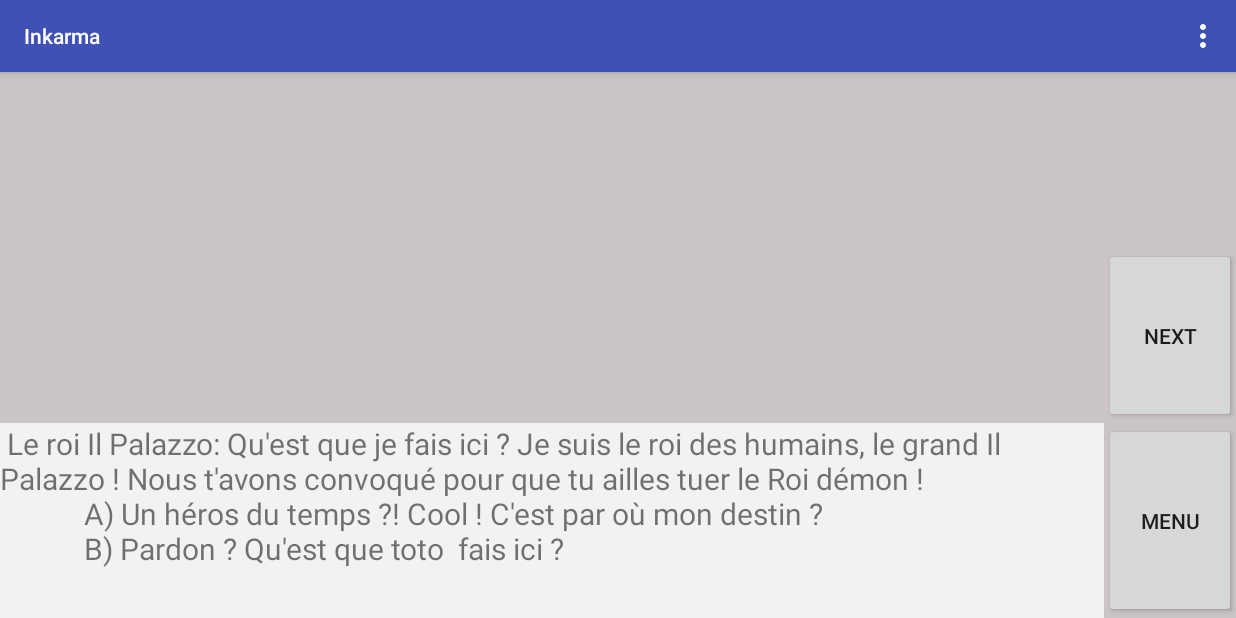
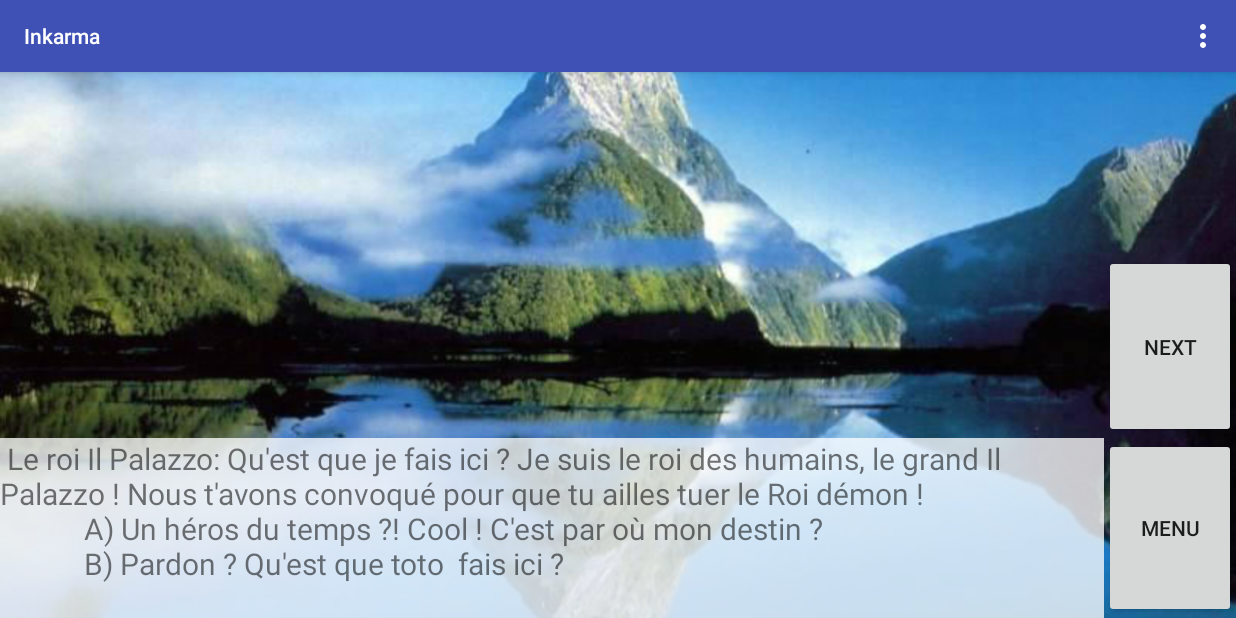
Before and after one commit to mmmaxou/Application-Histoire-Interactive, an Android app: the screen it shows after launch (MainActivity), on a phone screen of 824 x 412 dp (held sideways). Run offline under Robolectric (Android 15) with nearby library versions, the light colour scheme and no system bars.

Commit message:
modifs image

```diff
--- a/Inkarma/app/src/main/java/com/example/maximilienpluchard/inkarma/MainActivity.java
+++ b/Inkarma/app/src/main/java/com/example/maximilienpluchard/inkarma/MainActivity.java
@@ -117,6 +117,7 @@ public class MainActivity extends AppCompatActivity {
 
     }
 
+    // Button Next
     public void onClick3(View view){
         setFrame(frame.id + 1);
     }
--- a/Inkarma/app/src/main/res/layout/activity_main.xml
+++ b/Inkarma/app/src/main/res/layout/activity_main.xml
@@ -1,5 +1,5 @@
 <?xml version="1.0" encoding="utf-8"?>
-<LinearLayout
+<FrameLayout
     xmlns:android="http://schemas.android.com/apk/res/android"
     xmlns:app="http://schemas.android.com/apk/res-auto"
     xmlns:tools="http://schemas.android.com/tools"
@@ -11,12 +11,25 @@
     android:weightSum="1"
     android:background="#cac4c4">
 
+    <ImageView
+        android:layout_width="match_parent"
+        android:layout_height="match_parent"
+        app:srcCompat="@drawable/frame1"
+        android:id="@+id/imageView"
+        android:layout_weight="2"
+        android:scaleType="centerCrop" />
+
+    <LinearLayout
+        android:layout_width="match_parent"
+        android:layout_height="match_parent"
+        android:layout_weight="1"
+        android:orientation="vertical">
+
         <LinearLayout
             android:orientation="vertical"
             android:layout_width="match_parent"
-        android:layout_height="match_parent"
+            android:layout_height="wrap_content"
             android:layout_weight="1"
-        android:background="@drawable/frame1"
             android:id="@+id/decorImgBox">
 
             <LinearLayout
@@ -73,14 +86,15 @@
             android:orientation="horizontal"
             android:layout_width="match_parent"
             android:layout_weight="0"
-        android:layout_height="130dp">
+            android:layout_height="wrap_content">
 
             <ScrollView
                 android:layout_width="match_parent"
                 android:layout_height="match_parent"
                 android:id="@+id/scrollView2"
                 android:background="#c4ffffff"
-            android:layout_weight="10">
+                android:layout_weight="10"
+                android:minHeight="120dp">
 
                 <TextView
                     android:layout_width="wrap_content"
@@ -100,5 +114,6 @@
                 android:onClick="onClickMenu" />
 
         </LinearLayout>
+    </LinearLayout>
 
-</LinearLayout>
+</FrameLayout>
```
Lines whose indentation alone changed are shown as unchanged.
